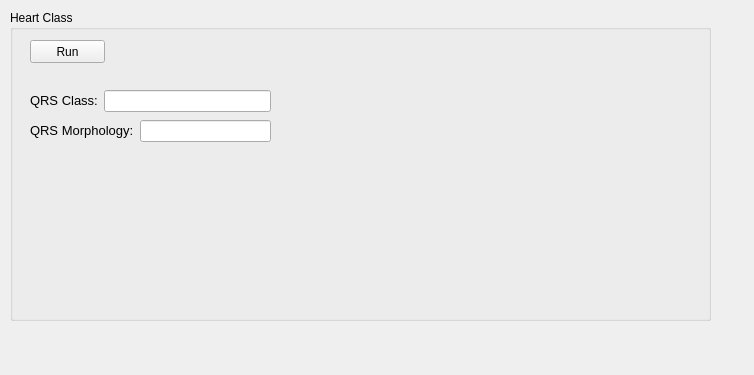
The window that EcgApplicationCore/View/heart_class_gui.ui (KuleszIB/EcgAppCore) describes before a commit, drawn with Qt 5.
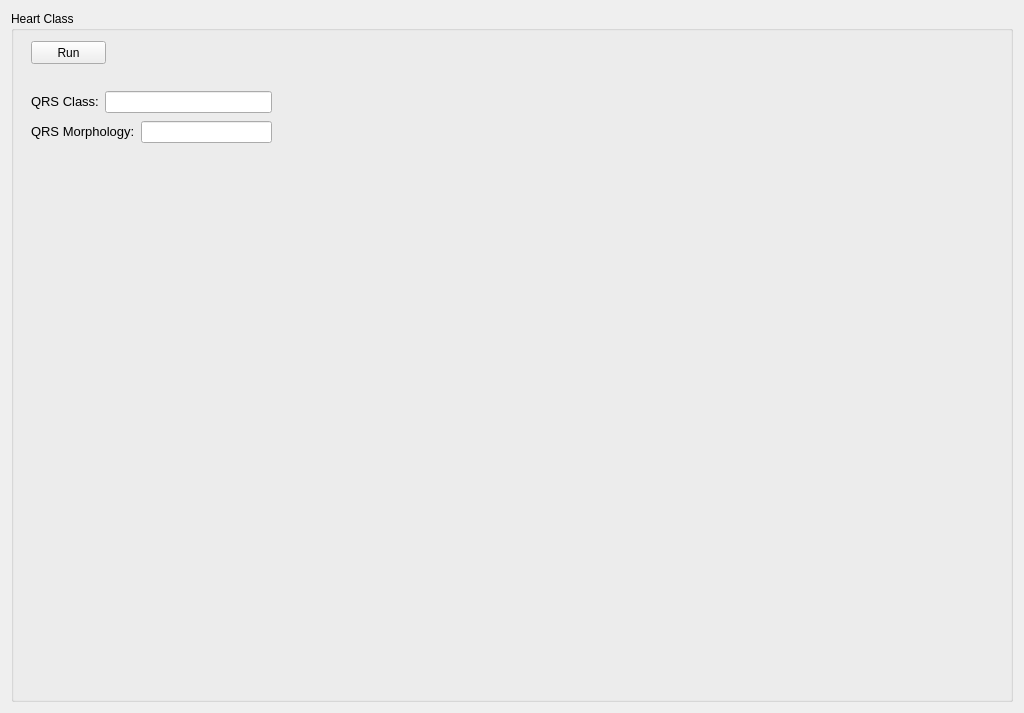
The same window after the commit.

```diff
--- a/EcgApplicationCore/View/heart_class_gui.ui
+++ b/EcgApplicationCore/View/heart_class_gui.ui
@@ -6,22 +6,16 @@
    <rect>
     <x>0</x>
     <y>0</y>
-    <width>754</width>
-    <height>375</height>
+    <width>1024</width>
+    <height>713</height>
    </rect>
   </property>
   <property name="windowTitle">
    <string>Form</string>
   </property>
+  <layout class="QGridLayout" name="gridLayout">
+   <item row="0" column="0">
   <widget class="QGroupBox" name="groupBox_HeartClass">
-   <property name="geometry">
-    <rect>
-     <x>10</x>
-     <y>10</y>
-     <width>701</width>
-     <height>311</height>
-    </rect>
-   </property>
    <property name="title">
     <string>Heart Class</string>
    </property>
@@ -83,6 +77,8 @@
     </layout>
    </widget>
   </widget>
+   </item>
+  </layout>
  </widget>
  <resources/>
  <connections/>
```
Lines whose indentation alone changed are shown as unchanged.
